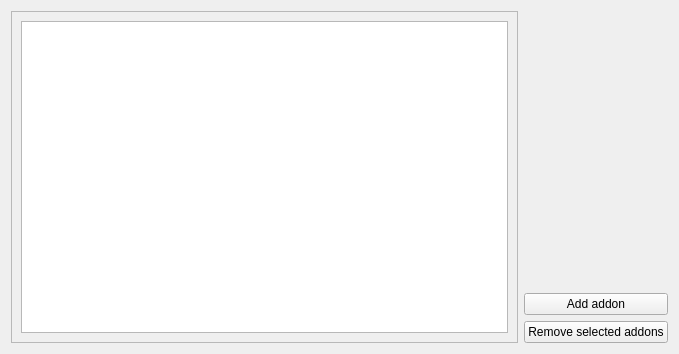
First picture: the form in gui/mozregui/ui/addons_editor.ui, repository mozilla/mozregression, before the edit.
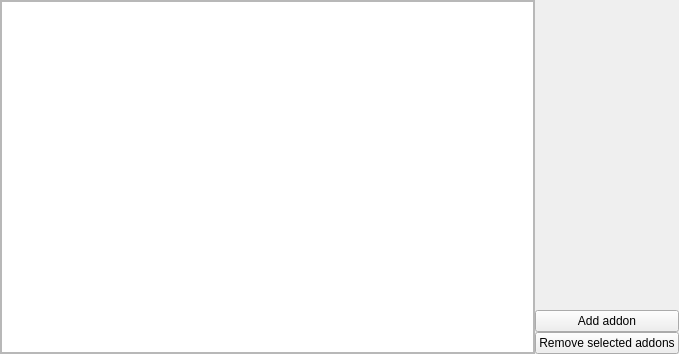
Second picture: the form after the edit.

Commit message:
[GUI] fix alignment issues
Fixes addon editor, pref editor and DirSelector alignment.

What changed in the file:
```diff
--- a/gui/mozregui/ui/addons_editor.ui
+++ b/gui/mozregui/ui/addons_editor.ui
@@ -14,6 +14,21 @@
    <string>Form</string>
   </property>
   <layout class="QHBoxLayout" name="horizontalLayout_4">
+   <property name="spacing">
+    <number>0</number>
+   </property>
+   <property name="leftMargin">
+    <number>0</number>
+   </property>
+   <property name="topMargin">
+    <number>0</number>
+   </property>
+   <property name="rightMargin">
+    <number>0</number>
+   </property>
+   <property name="bottomMargin">
+    <number>0</number>
+   </property>
    <item>
     <widget class="QScrollArea" name="addons_view">
      <property name="widgetResizable">
@@ -24,11 +39,26 @@
        <rect>
         <x>0</x>
         <y>0</y>
-        <width>445</width>
-        <height>328</height>
+        <width>492</width>
+        <height>352</height>
        </rect>
       </property>
       <layout class="QVBoxLayout" name="verticalLayout_2">
+       <property name="spacing">
+        <number>0</number>
+       </property>
+       <property name="leftMargin">
+        <number>0</number>
+       </property>
+       <property name="topMargin">
+        <number>0</number>
+       </property>
+       <property name="rightMargin">
+        <number>0</number>
+       </property>
+       <property name="bottomMargin">
+        <number>0</number>
+       </property>
        <item>
         <widget class="QListView" name="list_view"/>
        </item>
```
The commit also changes 2 other files.
